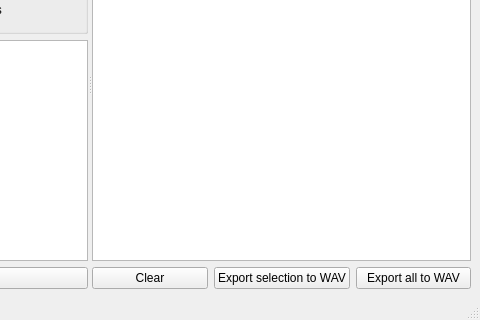
Above: mainwindow.ui from ZDisket/TensorVox before the change; both pictures show x 297 to 777 and y 149 to 469 of the 777 by 469 pixel window. Below: the same form after it.
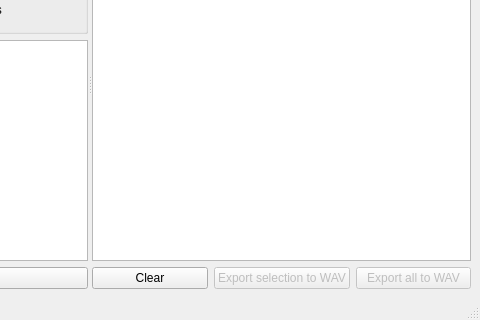
That is the form after the change.

Commit message: Change curly replacement to be more robust, enable/disable export buttons based on queue status

What changed in the file:
```diff
--- a/mainwindow.ui
+++ b/mainwindow.ui
@@ -363,6 +363,9 @@
           </item>
           <item>
            <widget class="QPushButton" name="btnExportSel">
+            <property name="enabled">
+             <bool>false</bool>
+            </property>
             <property name="text">
              <string>Export selection to WAV</string>
             </property>
@@ -370,6 +373,9 @@
           </item>
           <item>
            <widget class="QPushButton" name="btnExReport">
+            <property name="enabled">
+             <bool>false</bool>
+            </property>
             <property name="text">
              <string>Export all to WAV</string>
             </property>
```
The commit also changes 2 other files.
